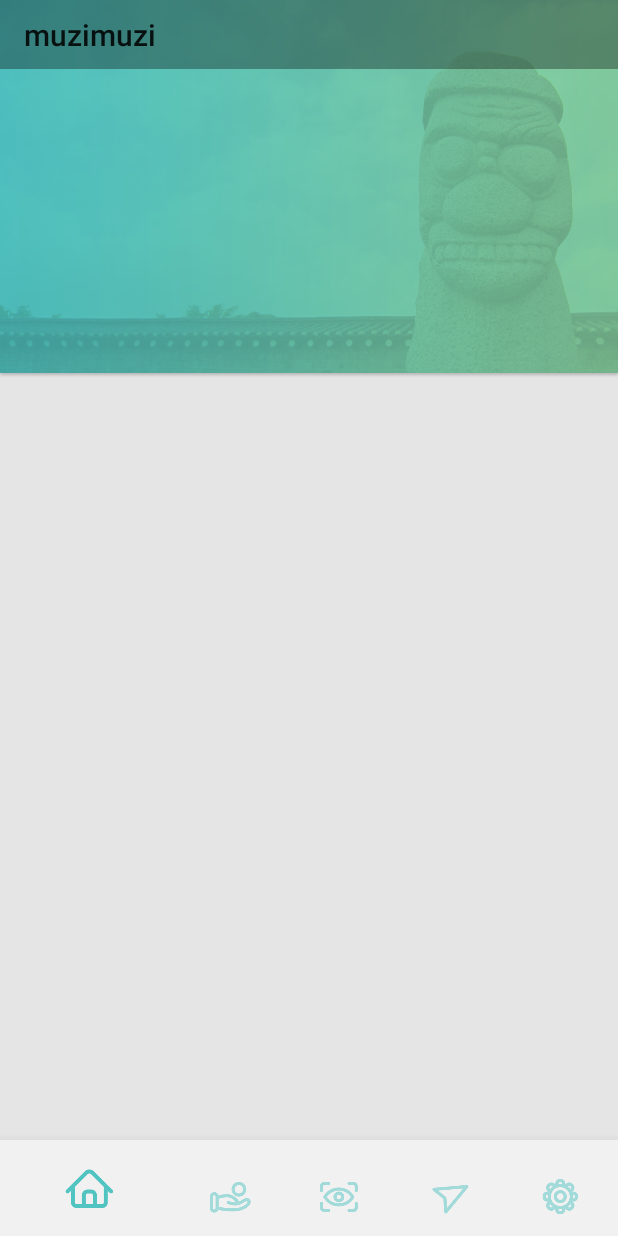
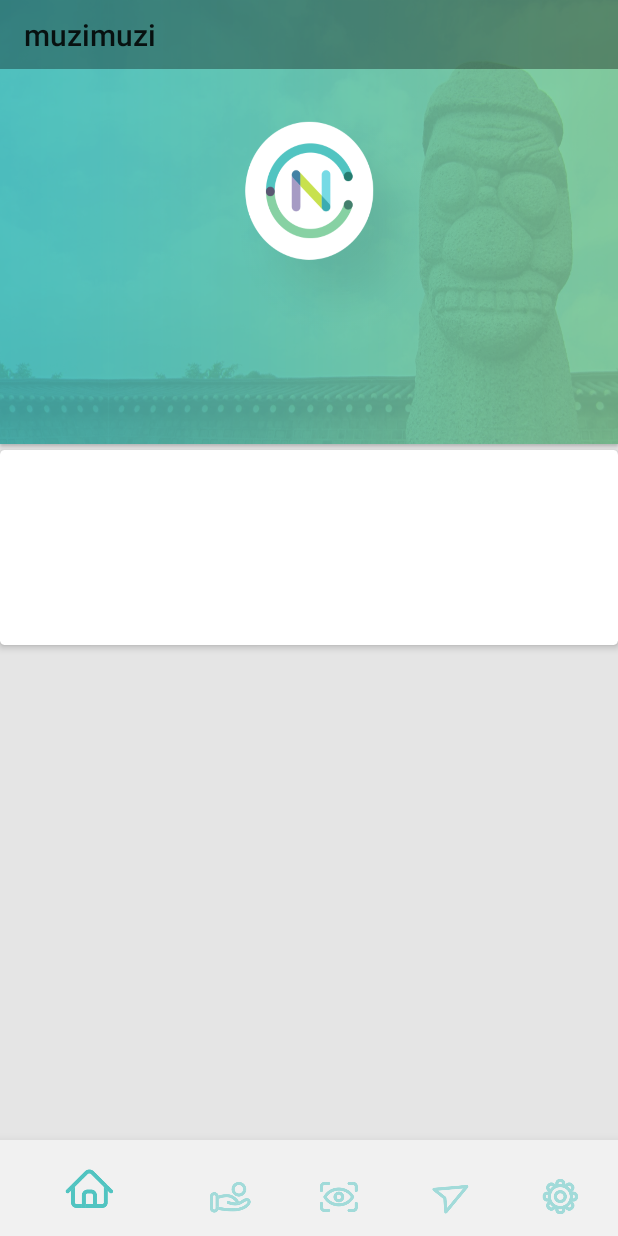
Before and after one commit to zaeval/Naturecoin, an Android app: the screen it shows after launch (MainActivity), on a phone screen of 412 x 824 dp. Run offline under Robolectric (Android 15) with nearby library versions, the light colour scheme and no system bars; libraries missing offline, so code that uses them is left out: net.glxn.qrgen; 1 statement that could not run was skipped.

Commit message:
Coin_layout add
Good

```diff
--- a/muzimuzi/app/build.gradle
+++ b/muzimuzi/app/build.gradle
@@ -32,6 +32,8 @@ dependencies {
     compile 'com.afollestad.material-dialogs:core:0.9.3.0'
     compile 'com.afollestad.material-dialogs:commons:0.9.3.0'
     compile 'com.roughike:bottom-bar:2.3.1'
+    compile 'com.android.support:cardview-v7:22.2.1'
+    compile 'com.android.support:recyclerview-v7:22.2.1'
     testCompile 'junit:junit:4.12'
 
 }
--- a/muzimuzi/app/src/main/res/layout/fragment_home.xml
+++ b/muzimuzi/app/src/main/res/layout/fragment_home.xml
@@ -5,13 +5,47 @@
     android:layout_height="match_parent"
     tools:context="muzimuzi.jejuhackerton.com.muzimuzi.Fragment.HomeFragment">
 
-    <ImageView
+    <LinearLayout
         android:layout_width="match_parent"
-        android:layout_height="252dp"
-        android:id="@+id/imageView"
-        android:background="@drawable/bg_tap_b">
+        android:layout_height="match_parent"
+        android:orientation="vertical">
 
-    </ImageView>
+        <RelativeLayout
+            android:layout_width="match_parent"
+            android:layout_height="300dp">
 
+            <ImageView
+                android:id="@+id/imageView"
+                android:layout_width="match_parent"
+                android:layout_height="300dp"
+                android:background="@drawable/bg_tap_b"
+                android:layout_alignParentTop="true"
+                android:layout_alignParentStart="true">
 
+            </ImageView>
+
+            <ImageView
+                android:id="@+id/imageView2"
+                android:layout_width="168dp"
+                android:layout_height="140dp"
+                android:background="@drawable/icon_coin"
+                android:layout_centerVertical="true"
+                android:layout_centerHorizontal="true" />
+
+        </RelativeLayout>
+        <android.support.v7.widget.CardView xmlns:card_view="http://schemas.android.com/apk/res-auto"
+            android:id="@+id/card_view"
+            android:layout_width="match_parent"
+            android:layout_height="130dp"
+            android:layout_gravity="center"
+            android:padding="10dp"
+            card_view:cardCornerRadius="3dp"
+            card_view:cardElevation="3dp">
+
+           <ImageView
+               android:layout_width="match_parent"
+               android:layout_height="match_parent"
+               />
+        </android.support.v7.widget.CardView>
+    </LinearLayout>
 </FrameLayout>
```
Also changed, not shown: muzimuzi/app/src/main/res/drawable/icon_coin.png (added).
